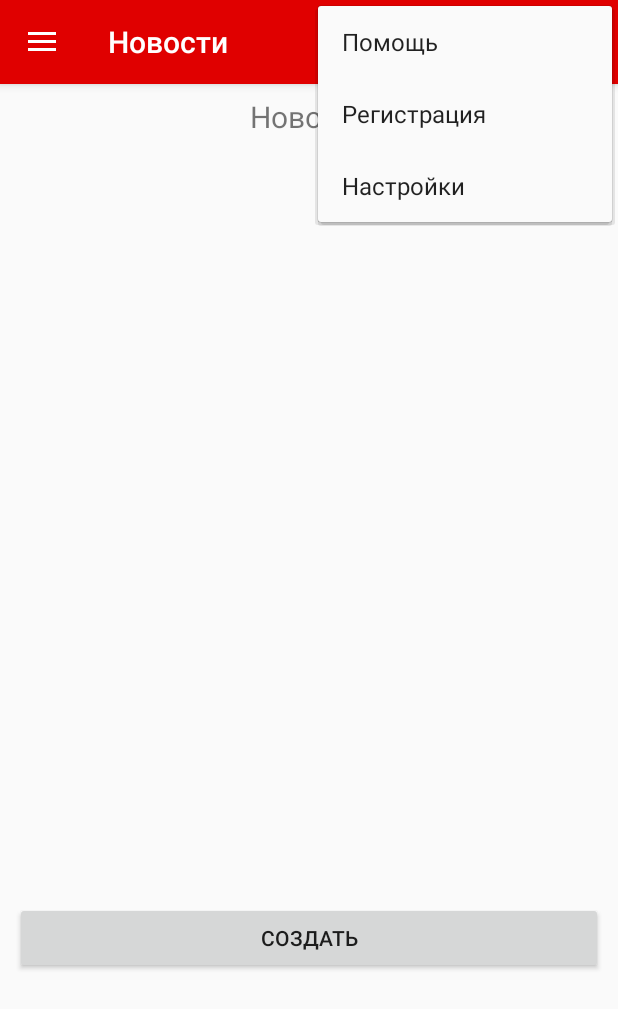
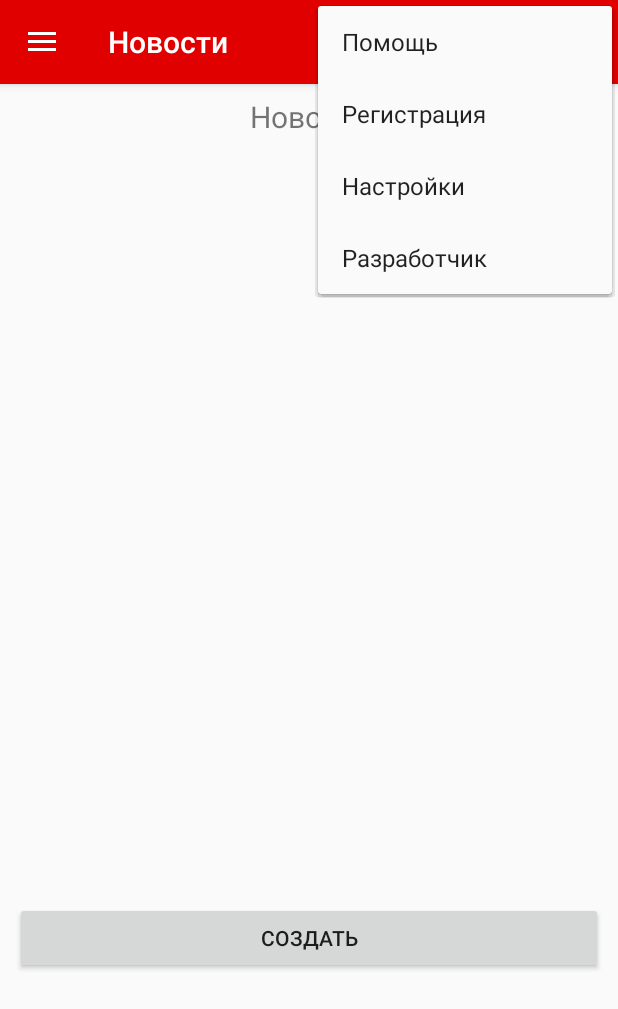
Before and after one commit to IlyaBobrov/SnakeXS, an Android app: the NewsActivity screen opened directly, with no data from a screen before it, with the options menu open, on a phone screen of 412 x 824 dp. Shown: the top 1009 px of the screen. Run offline under Robolectric (Android 15) with nearby library versions, the phone set to English and light mode, and no system bars; our stand-ins replace navigation-ui; 2 statements that could not run were skipped.

Commit message:
Ссылка на профиль в вк

```diff
--- a/app/src/main/java/com/example/viperxs/NewsActivity.java
+++ b/app/src/main/java/com/example/viperxs/NewsActivity.java
@@ -3,6 +3,7 @@ package com.example.viperxs;
 import android.annotation.SuppressLint;
 import android.app.AlertDialog;
 import android.content.Intent;
+import android.net.Uri;
 import android.os.AsyncTask;
 import android.os.Bundle;
 import android.view.MenuItem;
@@ -118,4 +119,9 @@ public class NewsActivity extends AppCompatActivity {
         Intent intent = new Intent(this, MainActivity2.class);
         startActivity(intent);
     }
+
+    public void onClickAction_Develop(MenuItem item) {
+        Intent intent = new Intent(Intent.ACTION_VIEW, Uri.parse("https://vk.com/ilya_bobrow"));
+        startActivity(intent);
+    }
 }
--- a/app/src/main/res/menu/news.xml
+++ b/app/src/main/res/menu/news.xml
@@ -20,4 +20,11 @@
         app:showAsAction="never"
         android:onClick="onClickAction_regisr"
         />
+
+    <item android:id="@+id/action_develop"
+        android:orderInCategory="20"
+        android:title="Разработчик"
+        app:showAsAction="never"
+        android:onClick="onClickAction_Develop"
+        />
 </menu>
```
